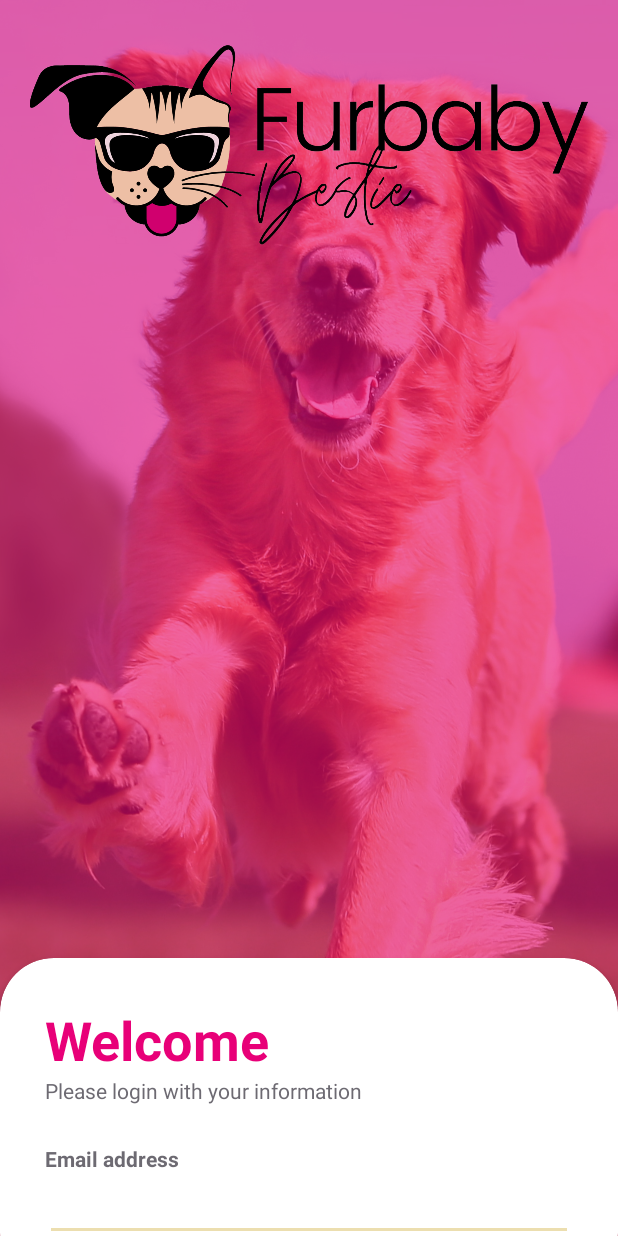
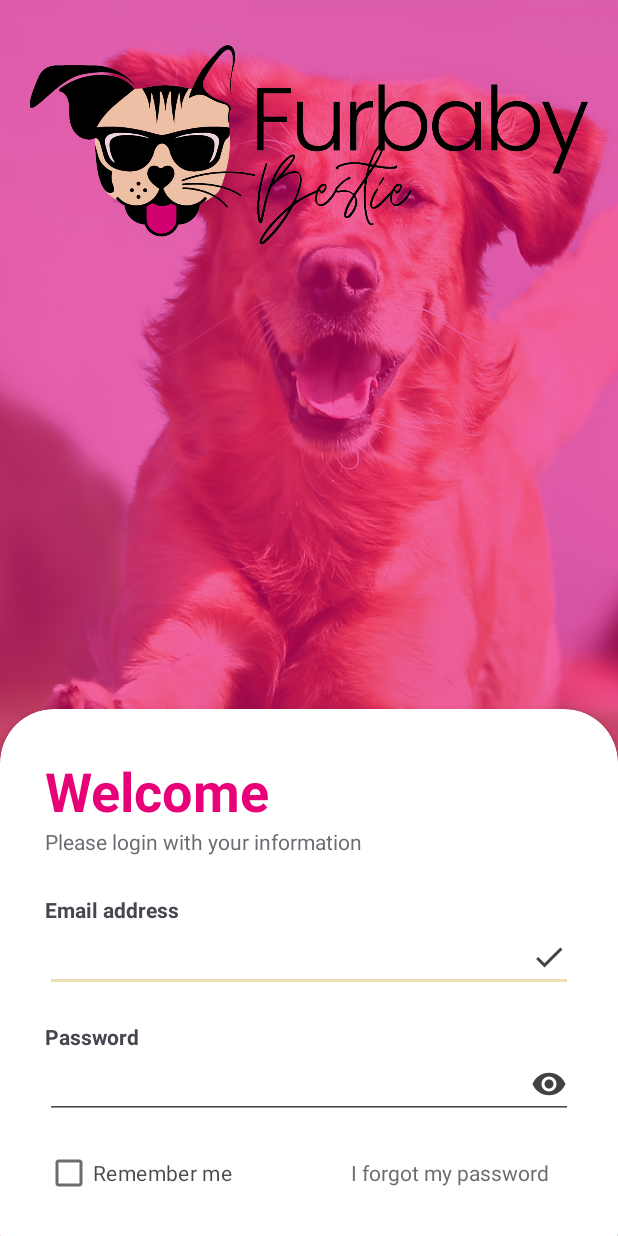
Before and after one commit to SimonValentino/FurbabyPetCareApp, an Android app: the screen it shows after launch (MainActivity), on a phone screen of 412 x 824 dp. Run offline under Robolectric (Android 15) with nearby library versions, the phone set to English and light mode, and no system bars.

Commit message:
Added remember me and forgot password.

```diff
--- a/app/src/main/java/com/example/furbabypetcareapp/MainActivity.java
+++ b/app/src/main/java/com/example/furbabypetcareapp/MainActivity.java
@@ -3,6 +3,8 @@ package com.example.furbabypetcareapp;
 import androidx.appcompat.app.AppCompatActivity;
 
 import android.os.Bundle;
+import android.view.View;
+import android.widget.Toast;
 
 public class MainActivity extends AppCompatActivity {
 
@@ -11,4 +13,8 @@ public class MainActivity extends AppCompatActivity {
         super.onCreate(savedInstanceState);
         setContentView(R.layout.activity_main);
     }
+
+    public void forgotPassword(View view) {
+        // Code for forgetting password
+    }
 }
--- a/app/src/main/res/layout/activity_main.xml
+++ b/app/src/main/res/layout/activity_main.xml
@@ -69,14 +69,69 @@
                     android:id="@+id/textView3"
                     android:layout_width="wrap_content"
                     android:layout_height="wrap_content"
-                    android:alpha="0.8"
                     android:text="Email address"
                     android:textStyle="bold" />
 
                 <EditText
                     android:layout_width="match_parent"
                     android:layout_height="wrap_content"
-                    android:inputType="textEmailAddress"></EditText>
+                    android:inputType="textEmailAddress"
+                    android:drawableEnd="@drawable/check_icon"/>
+
+                <View
+                    android:layout_width="match_parent"
+                    android:layout_height="20dp" />
+
+                <TextView
+                    android:layout_width="wrap_content"
+                    android:layout_height="wrap_content"
+                    android:text="Password"
+                    android:textStyle="bold" />
+
+                <EditText
+                    android:layout_width="match_parent"
+                    android:layout_height="wrap_content"
+                    android:inputType="textPassword"
+                    android:drawableEnd="@drawable/password_view_icon"/>
+
+                <View
+                    android:layout_width="match_parent"
+                    android:layout_height="10dp" />
+
+                <androidx.constraintlayout.widget.ConstraintLayout
+                    android:layout_width="match_parent"
+                    android:layout_height="wrap_content">
+
+                    <CheckBox
+                        android:id="@+id/checkBox"
+                        android:layout_width="wrap_content"
+                        android:layout_height="wrap_content"
+                        android:alpha="0.8"
+                        android:text="Remember me"
+                        app:layout_constraintBottom_toBottomOf="parent"
+                        app:layout_constraintStart_toStartOf="parent"
+                        app:layout_constraintTop_toTopOf="parent" />
+
+                    <TextView
+                        android:layout_width="wrap_content"
+                        android:layout_height="wrap_content"
+                        android:layout_marginTop="16dp"
+                        android:layout_marginEnd="16dp"
+                        android:layout_marginBottom="16dp"
+                        android:alpha="0.8"
+                        android:clickable="true"
+                        android:onClick="forgotPassword"
+                        android:text="I forgot my password"
+                        app:layout_constraintBottom_toBottomOf="parent"
+                        app:layout_constraintEnd_toEndOf="parent"
+                        app:layout_constraintTop_toTopOf="parent" />
+
+                </androidx.constraintlayout.widget.ConstraintLayout>
+
+                <View
+                    android:layout_width="match_parent"
+                    android:layout_height="20dp" />
+
             </LinearLayout>
         </androidx.cardview.widget.CardView>
     </androidx.constraintlayout.widget.ConstraintLayout>
```
